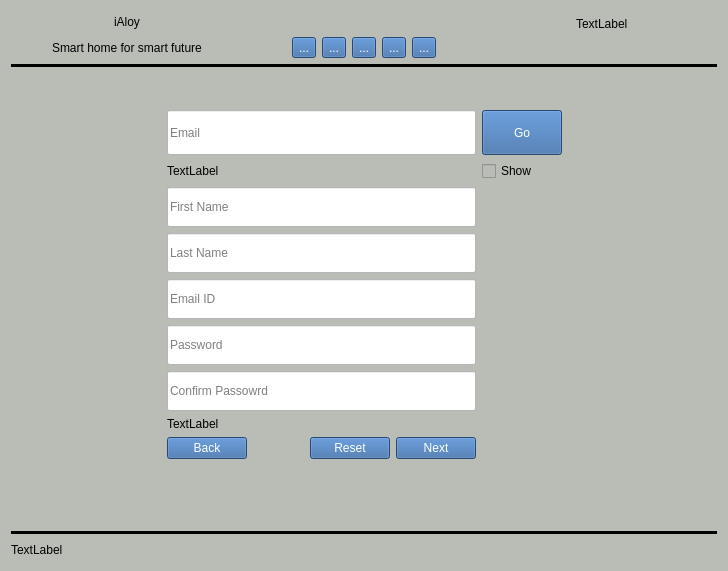
arghyabi/iAloy_old_desktop_app, file resource/ui/mainwindow.ui: the form before one commit.
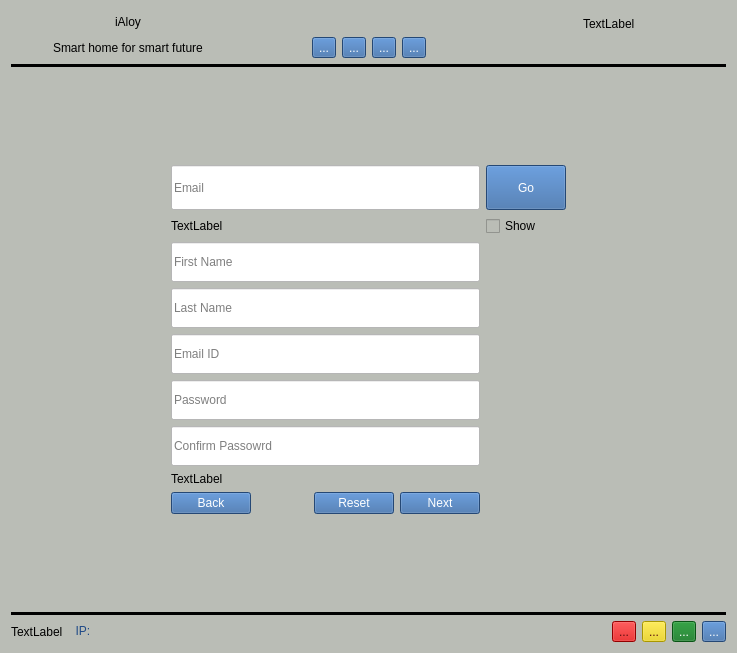
The form after the commit.

Commit message: Status UI modified, Module status UI created, functionality left, new icon added (Unstable code, internal commit)

What changed in the file:
```diff
--- a/resource/ui/mainwindow.ui
+++ b/resource/ui/mainwindow.ui
@@ -6,8 +6,8 @@
    <rect>
     <x>0</x>
     <y>0</y>
-    <width>728</width>
-    <height>571</height>
+    <width>737</width>
+    <height>653</height>
    </rect>
   </property>
   <property name="windowTitle">
@@ -192,26 +192,6 @@
             </property>
            </widget>
           </item>
-          <item>
-           <widget class="QToolButton" name="keyboard_tool_button">
-            <property name="toolTip">
-             <string>Virtual Keyboard</string>
-            </property>
-            <property name="styleSheet">
-             <string notr="true">background-color: rgb(52, 101, 164);
-color: rgb(255, 255, 255);</string>
-            </property>
-            <property name="text">
-             <string>...</string>
-            </property>
-            <property name="iconSize">
-             <size>
-              <width>42</width>
-              <height>26</height>
-             </size>
-            </property>
-           </widget>
-          </item>
           <item>
            <widget class="QToolButton" name="settings_tool_button">
             <property name="toolTip">
@@ -357,14 +337,14 @@
      </widget>
     </item>
     <item>
-     <spacer name="verticalSpacer_3">
+     <spacer name="verticalSpacer_4">
       <property name="orientation">
        <enum>Qt::Vertical</enum>
       </property>
       <property name="sizeHint" stdset="0">
        <size>
         <width>705</width>
-        <height>13</height>
+        <height>53</height>
        </size>
       </property>
      </spacer>
@@ -630,14 +610,14 @@
      </layout>
     </item>
     <item>
-     <spacer name="verticalSpacer_4">
+     <spacer name="verticalSpacer_5">
       <property name="orientation">
        <enum>Qt::Vertical</enum>
       </property>
       <property name="sizeHint" stdset="0">
        <size>
-        <width>705</width>
-        <height>53</height>
+        <width>20</width>
+        <height>51</height>
        </size>
       </property>
      </spacer>
@@ -665,6 +645,13 @@
         </property>
        </widget>
       </item>
+      <item>
+       <widget class="QLabel" name="ip_address_label">
+        <property name="text">
+         <string>&lt;html&gt;&lt;head/&gt;&lt;body&gt;&lt;p&gt;&lt;span style=&quot; color:#204a87;&quot;&gt;&amp;nbsp;&amp;nbsp;IP:&lt;/span&gt;&lt;/p&gt;&lt;/body&gt;&lt;/html&gt;</string>
+        </property>
+       </widget>
+      </item>
       <item>
        <spacer name="horizontalSpacer_16">
         <property name="orientation">
@@ -678,6 +665,78 @@
         </property>
        </spacer>
       </item>
+      <item>
+       <widget class="QToolButton" name="available_update_btn">
+        <property name="styleSheet">
+         <string notr="true">/*background-color: rgb(237, 212, 0);*/
+background-color: rgb(204, 0, 0);
+color: rgb(89, 14, 14);</string>
+        </property>
+        <property name="text">
+         <string>...</string>
+        </property>
+        <property name="iconSize">
+         <size>
+          <width>26</width>
+          <height>26</height>
+         </size>
+        </property>
+       </widget>
+      </item>
+      <item>
+       <widget class="QToolButton" name="new_module_info_btn">
+        <property name="styleSheet">
+         <string notr="true">background-color: rgb(237, 212, 0);
+color: rgb(89, 14, 14);</string>
+        </property>
+        <property name="text">
+         <string>...</string>
+        </property>
+        <property name="iconSize">
+         <size>
+          <width>26</width>
+          <height>26</height>
+         </size>
+        </property>
+       </widget>
+      </item>
+      <item>
+       <widget class="QToolButton" name="module_current_status_btn">
+        <property name="styleSheet">
+         <string notr="true">background-color: rgb(13, 118, 29);
+color: rgb(255, 255, 255);</string>
+        </property>
+        <property name="text">
+         <string>...</string>
+        </property>
+        <property name="iconSize">
+         <size>
+          <width>26</width>
+          <height>26</height>
+         </size>
+        </property>
+       </widget>
+      </item>
+      <item>
+       <widget class="QToolButton" name="keyboard_tool_button">
+        <property name="toolTip">
+         <string>Virtual Keyboard</string>
+        </property>
+        <property name="styleSheet">
+         <string notr="true">background-color: rgb(52, 101, 164);
+color: rgb(255, 255, 255);</string>
+        </property>
+        <property name="text">
+         <string>...</string>
+        </property>
+        <property name="iconSize">
+         <size>
+          <width>42</width>
+          <height>26</height>
+         </size>
+        </property>
+       </widget>
+      </item>
      </layout>
     </item>
    </layout>
```
The commit also changes 21 other files.
